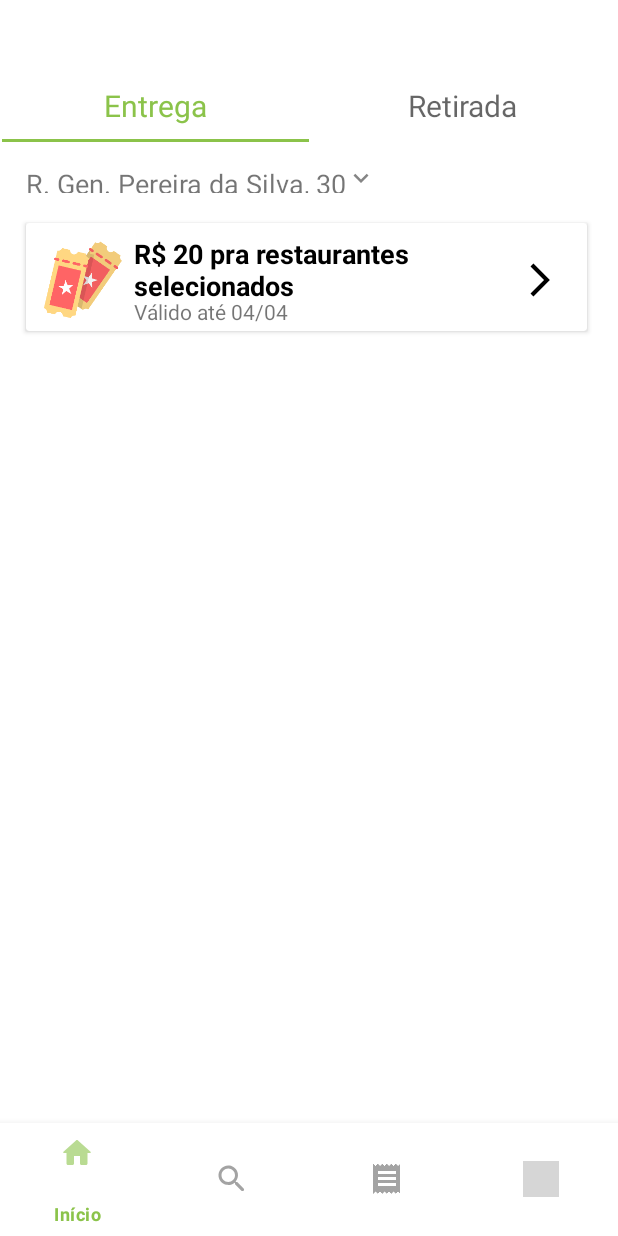
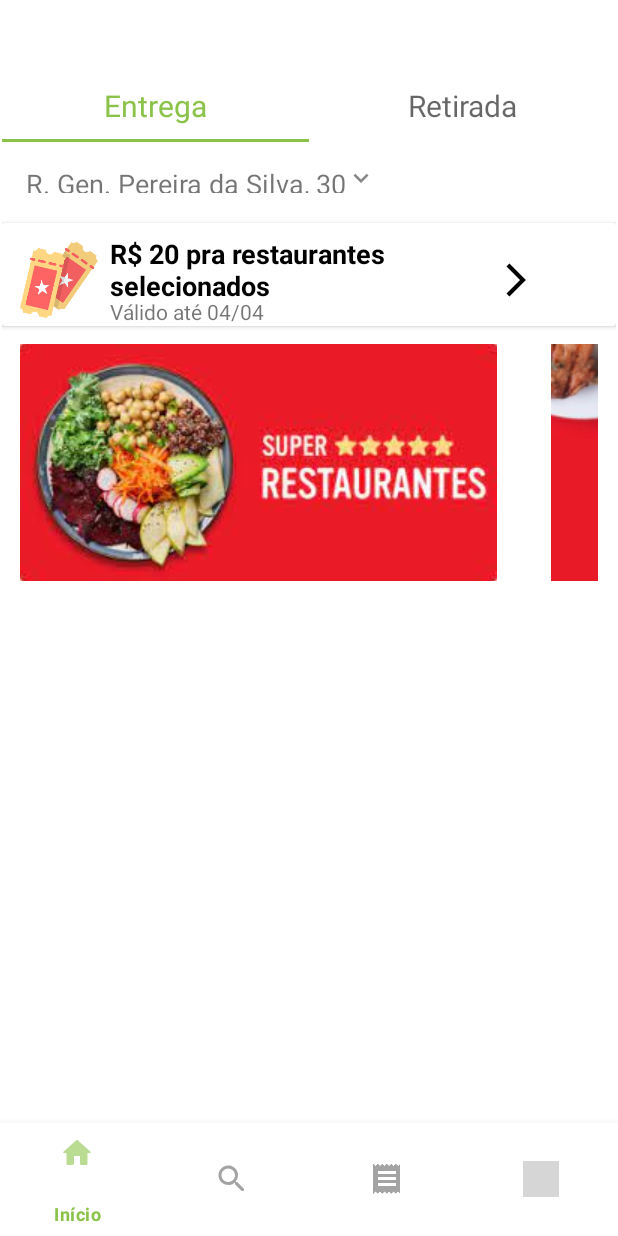
Before and after one commit to williamguilhermesouza/iVegan, an Android app: the screen it shows after launch (MainActivity), on a phone screen of 412 x 824 dp. Run offline under Robolectric (Android 15) with nearby library versions, the phone set to English and light mode, and no system bars; grey boxes are pictures that could not be loaded.

Commit message:
added banners in scrollable layout

```diff
--- a/app/src/main/res/layout/fragment_deliver.xml
+++ b/app/src/main/res/layout/fragment_deliver.xml
@@ -1,17 +1,23 @@
 <?xml version="1.0" encoding="utf-8"?>
-<FrameLayout xmlns:android="http://schemas.android.com/apk/res/android"
+
+<ScrollView xmlns:android="http://schemas.android.com/apk/res/android"
     xmlns:app="http://schemas.android.com/apk/res-auto"
     xmlns:tools="http://schemas.android.com/tools"
+    android:id="@+id/deliverView"
     android:layout_width="match_parent"
-    android:layout_height="match_parent"
-    tools:context=".fragments.HomeFragment.DeliverFragment">
+    android:layout_height="match_parent">
+    <androidx.constraintlayout.widget.ConstraintLayout
+        android:layout_width="match_parent"
+        android:layout_height="wrap_content">
 
         <androidx.cardview.widget.CardView
             android:id="@+id/couponCard"
-        android:layout_width="374dp"
-        android:layout_height="72dp"
-        android:layout_marginStart="16dp"
-        android:layout_marginTop="12dp" >
+            android:layout_width="match_parent"
+            android:layout_height="wrap_content"
+            android:layout_marginTop="12dp"
+            app:layout_constraintEnd_toEndOf="parent"
+            app:layout_constraintStart_toStartOf="parent"
+            app:layout_constraintTop_toTopOf="parent">
 
             <ImageView
                 android:id="@+id/ticketView"
@@ -50,4 +56,55 @@
                 android:contentDescription="@string/arrowright"
                 android:src="@drawable/ic_arrow_right_foreground" />
         </androidx.cardview.widget.CardView>
-</FrameLayout>
+
+        <HorizontalScrollView
+            android:id="@+id/bannersView"
+            android:layout_width="match_parent"
+            android:layout_height="202dp"
+            android:paddingStart="12dp"
+            android:paddingTop="12dp"
+            android:paddingEnd="12dp"
+            android:scrollbars="none"
+            app:layout_constraintEnd_toEndOf="parent"
+            app:layout_constraintStart_toStartOf="parent"
+            app:layout_constraintTop_toBottomOf="@+id/couponCard">
+
+            <LinearLayout
+                android:id="@+id/scrollableLayout"
+                android:layout_width="wrap_content"
+                android:layout_height="wrap_content"
+                android:orientation="horizontal">
+
+                <ImageButton
+                    android:id="@+id/banner1"
+                    android:layout_width="wrap_content"
+                    android:layout_height="158dp"
+                    android:layout_marginEnd="36dp"
+                    android:background="@color/white"
+                    android:contentDescription="@string/banner2"
+                    app:srcCompat="@drawable/landing_banner_1" />
+
+                <ImageButton
+                    android:id="@+id/banner2"
+                    android:layout_width="wrap_content"
+                    android:layout_height="158dp"
+                    android:layout_weight="1"
+                    android:background="@color/white"
+                    android:contentDescription="@string/banner2"
+                    app:srcCompat="@drawable/landing_banner_2" />
+
+                <ImageButton
+                    android:id="@+id/banner3"
+                    android:layout_width="wrap_content"
+                    android:layout_height="158dp"
+                    android:layout_marginStart="16dp"
+                    android:layout_weight="1"
+                    android:background="@color/white"
+                    android:contentDescription="@string/banner3"
+                    app:srcCompat="@drawable/landing_banner_3" />
+            </LinearLayout>
+        </HorizontalScrollView>
+    </androidx.constraintlayout.widget.ConstraintLayout>
+
+
+</ScrollView>
--- a/app/src/main/res/values/strings.xml
+++ b/app/src/main/res/values/strings.xml
@@ -10,4 +10,7 @@
     <string name="r_20_pra_restaurantes_selecionados">R$ 20 pra restaurantes selecionados</string>
     <string name="v_lido_at_04_04">Válido até 04/04</string>
     <string name="arrowright">arrowRight</string>
+    <string name="banner1">banner1</string>
+    <string name="banner2">banner2</string>
+    <string name="banner3">banner3</string>
 </resources>
```
Also changed, not shown: app/src/main/res/drawable/landing_banner_1.jpg (added), app/src/main/res/drawable/landing_banner_2.webp (added), app/src/main/res/drawable/landing_banner_3.webp (added). Lines whose indentation alone changed are shown as unchanged.
